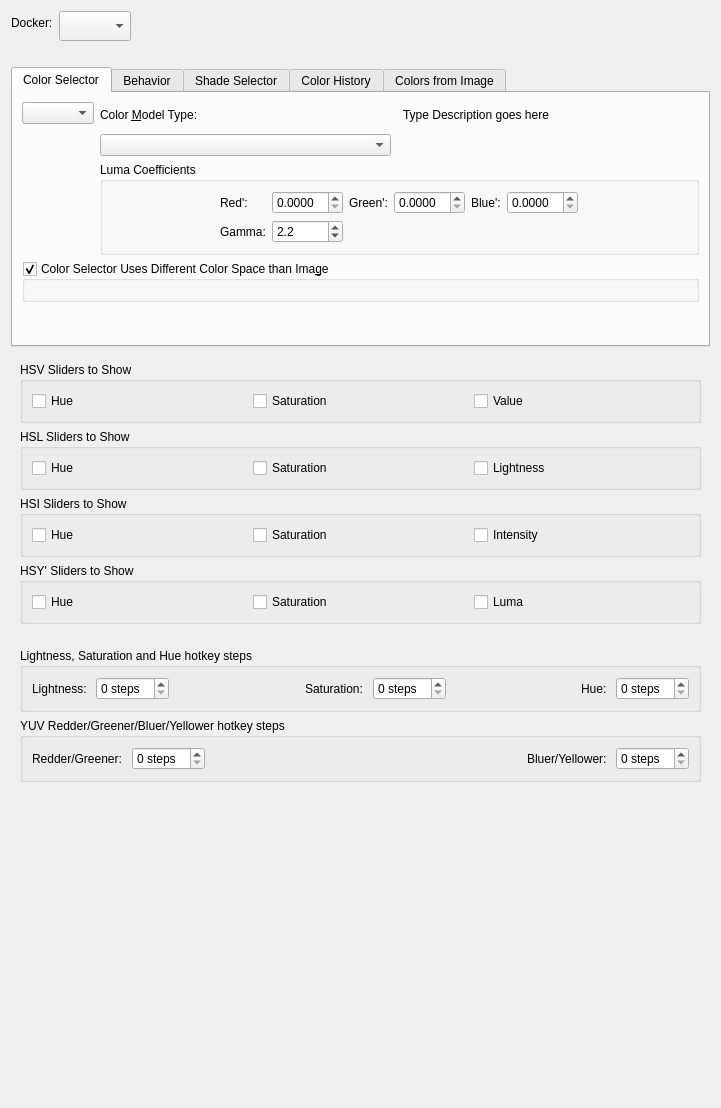
Above: plugins/dockers/advancedcolorselector/wdg_color_selector_settings.ui from KDE/krita before the change. Below: the same form after it.
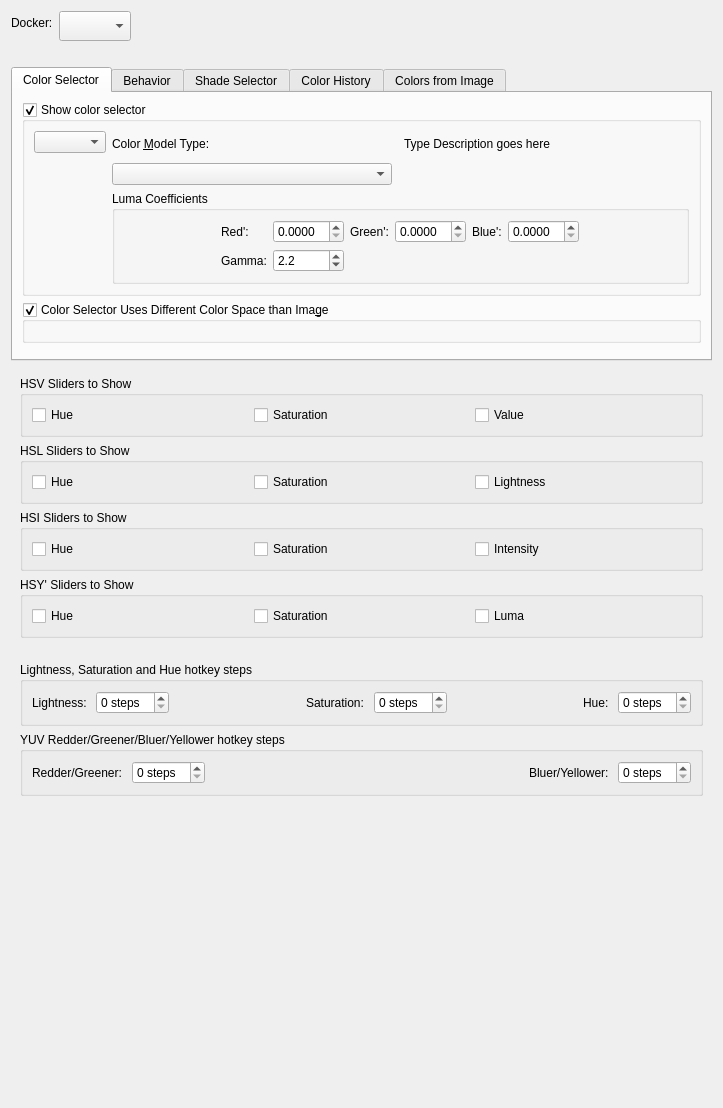
That is the form after the change. Custom widgets are drawn as their Qt base class.

Commit message: Advanced Color Selector: option to hide color selector

Diff of the .ui file:
```diff
--- a/plugins/dockers/advancedcolorselector/wdg_color_selector_settings.ui
+++ b/plugins/dockers/advancedcolorselector/wdg_color_selector_settings.ui
@@ -6,7 +6,7 @@
    <rect>
     <x>0</x>
     <y>0</y>
-    <width>721</width>
+    <width>723</width>
     <height>1108</height>
    </rect>
   </property>
@@ -79,6 +79,15 @@
       </attribute>
       <layout class="QVBoxLayout" name="verticalLayout_4">
        <item>
+        <widget class="QGroupBox" name="chkShowColorSelector">
+         <property name="title">
+          <string>Show color selector</string>
+         </property>
+         <property name="checkable">
+          <bool>true</bool>
+         </property>
+         <layout class="QHBoxLayout" name="horizontalLayout_13">
+          <item>
         <layout class="QHBoxLayout" name="horizontalLayout_6">
          <item>
           <layout class="QVBoxLayout" name="verticalLayout_5">
@@ -342,6 +351,9 @@
           </layout>
          </item>
         </layout>
+          </item>
+         </layout>
+        </widget>
        </item>
        <item>
         <widget class="QGroupBox" name="useDifferentColorSpaceCheckbox">
```
Lines whose indentation alone changed are shown as unchanged. The commit also changes 5 other files.
